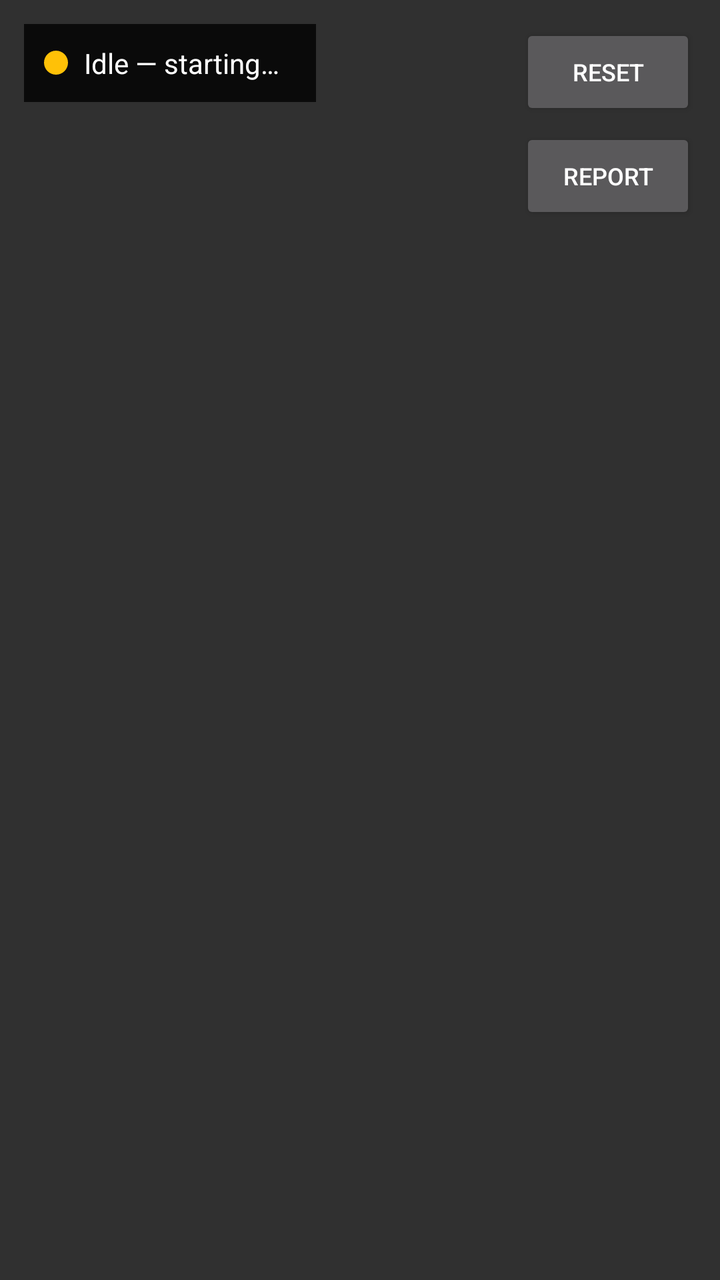
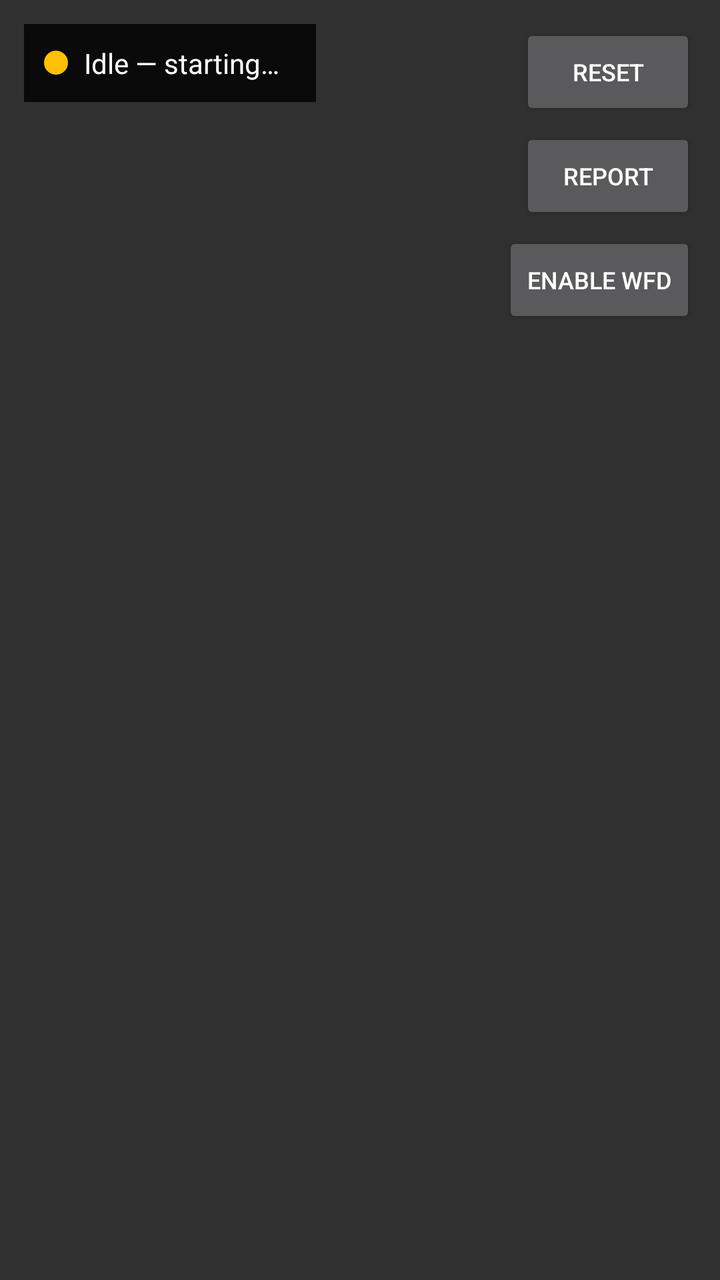

An Android layout rendered at two revisions. The XML below is the earlier revision; the diff shows what the commit changed to produce the second picture.
<!-- AndroidManifest.xml: application theme android:Theme.Material.NoActionBar.Fullscreen -->
<!-- res/layout/activity_main.xml -->
<?xml version="1.0" encoding="utf-8"?>
<FrameLayout xmlns:android="http://schemas.android.com/apk/res/android"
    android:layout_width="match_parent"
    android:layout_height="match_parent">

    <TextureView
        android:id="@+id/videoSurface"
        android:layout_width="match_parent"
        android:layout_height="match_parent" />

    <com.mira.sink.uibc.TouchOverlayView
        android:id="@+id/touchOverlay"
        android:layout_width="match_parent"
        android:layout_height="match_parent"
        android:visibility="gone" />

    <LinearLayout
        android:layout_width="wrap_content"
        android:layout_height="wrap_content"
        android:layout_gravity="top|start"
        android:layout_margin="12dp"
        android:orientation="horizontal"
        android:background="#CC000000"
        android:padding="10dp">

        <View
            android:id="@+id/statusDot"
            android:layout_width="12dp"
            android:layout_height="12dp"
            android:layout_gravity="center_vertical"
            android:background="@drawable/status_dot" />

        <TextView
            android:id="@+id/statusText"
            android:layout_width="wrap_content"
            android:layout_height="wrap_content"
            android:layout_marginStart="8dp"
            android:textColor="#FFFFFF"
            android:textSize="14sp"
            android:text="@string/status_idle" />

        <TextView
            android:id="@+id/detailsText"
            android:layout_width="wrap_content"
            android:layout_height="wrap_content"
            android:layout_marginStart="8dp"
            android:layout_gravity="center_vertical"
            android:textColor="#88FFFFFF"
            android:textSize="12sp"
            android:text="" />

    </LinearLayout>

    <Button
        android:id="@+id/resetButton"
        android:layout_width="wrap_content"
        android:layout_height="wrap_content"
        android:layout_gravity="top|end"
        android:layout_margin="12dp"
        android:text="@string/btn_reset"
        android:textSize="12sp" />

    <Button
        android:id="@+id/reportButton"
        android:layout_width="wrap_content"
        android:layout_height="wrap_content"
        android:layout_gravity="top|end"
        android:layout_marginTop="64dp"
        android:layout_marginEnd="12dp"
        android:text="@string/btn_report"
        android:textSize="12sp" />

</FrameLayout>
<!-- resources referenced by this layout -->
<resources>
  <!-- drawable status_dot (drawable) -->
  <?xml version="1.0" encoding="utf-8"?>
  <shape xmlns:android="http://schemas.android.com/apk/res/android"
      android:shape="oval">
      <solid android:color="#FFC107" />
      <size
          android:width="12dp"
          android:height="12dp" />
  </shape>
  <string name="btn_report">Report</string>
  <string name="btn_reset">Reset</string>
  <string name="status_idle">Idle — starting…</string>
</resources>

<!-- the commit's change to res/layout/activity_main.xml (unified diff, before → after) -->
@@ -70,4 +70,14 @@
         android:text="@string/btn_report"
         android:textSize="12sp" />
 
+    <Button
+        android:id="@+id/wfdButton"
+        android:layout_width="wrap_content"
+        android:layout_height="wrap_content"
+        android:layout_gravity="top|end"
+        android:layout_marginTop="116dp"
+        android:layout_marginEnd="12dp"
+        android:text="@string/btn_wfd"
+        android:textSize="12sp" />
+
 </FrameLayout>
<!-- resource entries referenced after the edit -->
@@ -11,6 +11,7 @@
   </shape>
   <string name="btn_report">Report</string>
   <string name="btn_reset">Reset</string>
+  <string name="btn_wfd">Enable WFD</string>
   <string name="status_idle">Idle — starting…</string>
 </resources>
 
